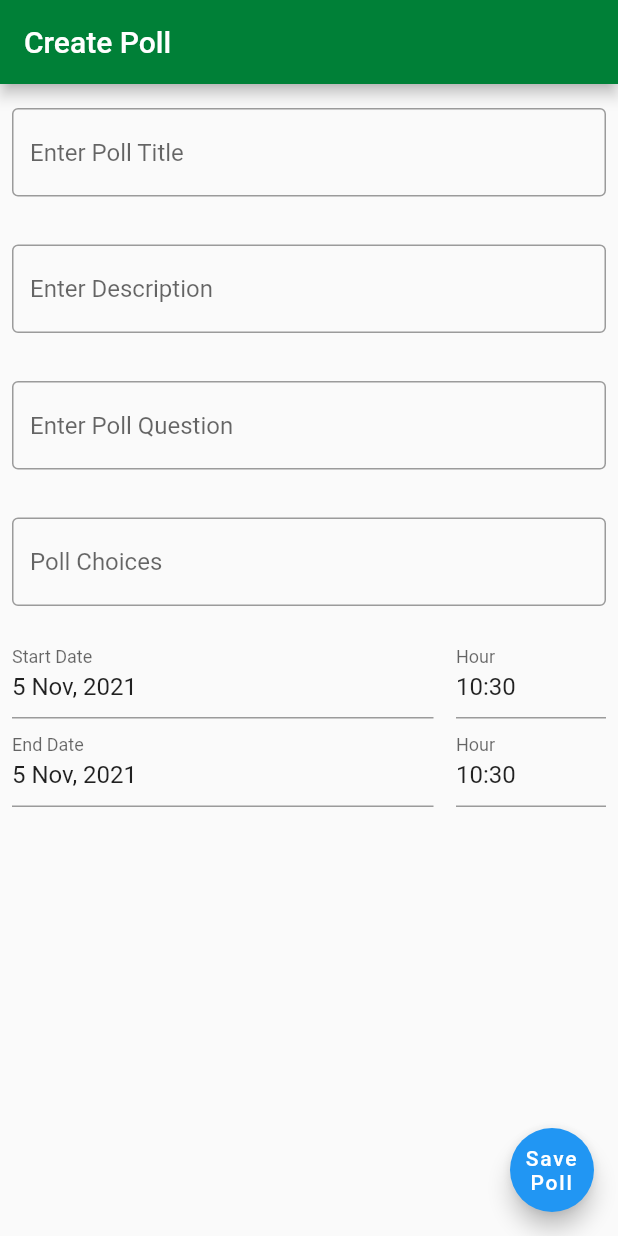
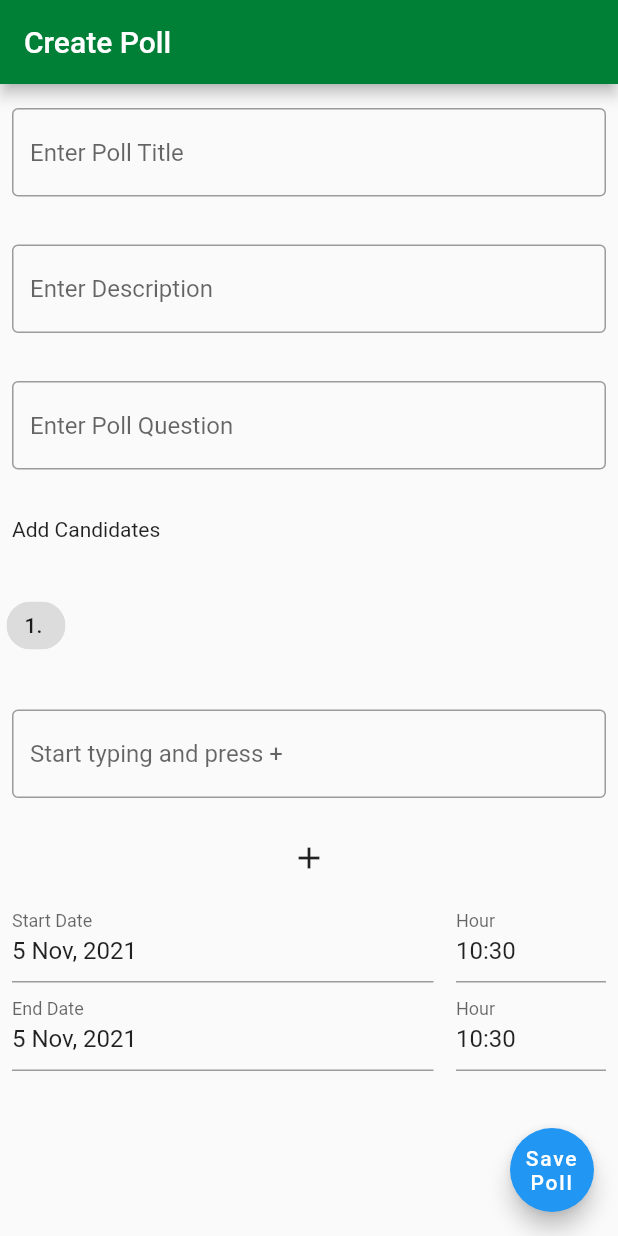
Before and after one commit to BetterVoteOrg/Better_Vote, a Flutter app: the CreateAPollForm screen opened directly, on a phone screen of 412 x 824 dp. Run offline on Flutter 3.47's test engine with Material 2 defaults, Android fonts, the phone set to English and light mode, and no system bars; drawn by our look-alikes of date_time_picker; our stand-ins replace flutter_form_builder, flutter_secure_storage, form_builder_validators; accounts and stored records are empty.

Commit message:
Fix add poll

```diff
--- a/lib/main.dart
+++ b/lib/main.dart
@@ -68,7 +68,7 @@ class _MyAppState extends State<MyApp> {
     return MaterialApp(
         title: 'BetterVote',
         theme: ThemeData(
-        primaryColor: Color(0xFF008037),
+          primaryColor: Color(0xFF008037),
         ),
         localizationsDelegates: [
           FormBuilderLocalizations.delegate,
@@ -91,7 +91,7 @@ class _MyAppState extends State<MyApp> {
           left: true,
           right: true,
           // minimum: EdgeInsets.all(16.0),
-          maintainBottomViewPadding: true,
+          // maintainBottomViewPadding: true,
           child: FutureBuilder(
               future: getJsonWebTokenOrEmpty, builder: handleDisplay),
         ));
--- a/lib/views/tabs/HomeTab.dart
+++ b/lib/views/tabs/HomeTab.dart
@@ -26,6 +26,7 @@ class HomeTabState extends State<HomeTabPage> {
         appBar: AppBar(
           title: Text("Polls"),
           backgroundColor: Color(0xFF008037),
+          automaticallyImplyLeading: false,
         ),
         body: ListView.builder(
           itemCount: 5,
--- a/lib/views/tabs/forms/CreateAPollForm.dart
+++ b/lib/views/tabs/forms/CreateAPollForm.dart
@@ -1,5 +1,3 @@
-import 'dart:math';
-
 import 'package:flutter/material.dart';
 import 'package:flutter_form_builder/flutter_form_builder.dart';
 import 'package:date_time_picker/date_time_picker.dart';
@@ -15,6 +13,7 @@ class CreateAPollForm extends StatelessWidget {
       appBar: AppBar(
         title: const Text(pageTitle),
         backgroundColor: Color(0xFF008037),
+        automaticallyImplyLeading: false,
       ),
       body: SingleChildScrollView(
         child: ConstrainedBox(
@@ -24,7 +23,10 @@ class CreateAPollForm extends StatelessWidget {
       ),
       floatingActionButton: FloatingActionButton(
         onPressed: () {},
-        child: Text('Save Poll', textAlign: TextAlign.center,),
+        child: Text(
+          'Save Poll',
+          textAlign: TextAlign.center,
+        ),
       ),
     );
   }
@@ -39,6 +41,14 @@ class CustomForm extends StatefulWidget {
 class CustomFormState extends State<CustomForm> {
   // TextEditingController _startDateController = TextEditingController();
   // TextEditingController _endDateController = TextEditingController();
+  TextEditingController _candidateController = TextEditingController();
+  List<String> candidates = [""];
+  List<Widget> list;
+
+  @override
+  void initState() {
+    super.initState();
+  }
 
   @override
   Widget build(BuildContext context) {
@@ -72,12 +82,45 @@ class CustomFormState extends State<CustomForm> {
         ),
         Padding(
           padding: EdgeInsets.symmetric(horizontal: 8, vertical: 16),
+          child: Text("Add Candidates"),
+        ),
+        Container(
+          height: 80,
+          color: Color(000),
+          child: ListView.builder(
+            shrinkWrap: true,
+            itemCount: candidates.length,
+            itemBuilder: (context, index) {
+              var candidateNum = (index + 1);
+              return InputChip(
+                // avatar: Icon(Icons.remove),
+                label: Text("$candidateNum. ${candidates[index]}"),
+                onSelected: (bool value) {},
+              );
+            },
+            scrollDirection: Axis.horizontal,
+          ),
+        ),
+        Padding(
+          padding: EdgeInsets.symmetric(horizontal: 8, vertical: 16),
           child: TextField(
+            controller: _candidateController,
             decoration: InputDecoration(
               border: OutlineInputBorder(),
-              hintText: 'Poll Choices',
+              hintText: 'Start typing and press +',
             ),
           ),
+        ),
+        Center(
+          child: IconButton(
+              onPressed: () {
+                setState(() {
+                  candidates.remove("");
+                  candidates.add(_candidateController.text);
+                  candidates = candidates.toSet().toList();
+                });
+              },
+              icon: Icon(Icons.add)),
         ),
         Padding(
           padding: EdgeInsets.symmetric(horizontal: 8),
```
